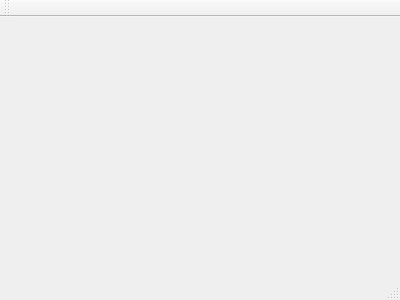
Before: the Qt Designer form src/Launcher/openGMP.ui in ErrorFlexXx/OpenGMP, drawn with Qt 5.
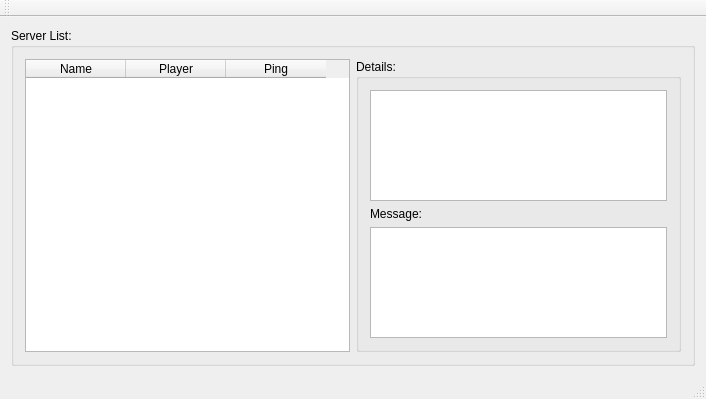
After: the same form once the commit is applied.

Commit message: Added shared server object. Added library for simple http/https client&server.

Diff of the .ui file:
```diff
--- a/src/Launcher/openGMP.ui
+++ b/src/Launcher/openGMP.ui
@@ -1,24 +1,96 @@
 <ui version="4.0">
  <class>OpenGMP</class>
- <widget class="QMainWindow" name="OpenGMP" >
-  <property name="geometry" >
+ <widget class="QMainWindow" name="OpenGMP">
+  <property name="geometry">
    <rect>
     <x>0</x>
     <y>0</y>
-    <width>400</width>
-    <height>300</height>
+    <width>706</width>
+    <height>399</height>
    </rect>
   </property>
   <property name="windowTitle" >
    <string>OpenGMP</string>
   </property>
-  <widget class="QMenuBar" name="menuBar" />
-  <widget class="QToolBar" name="mainToolBar" />
-  <widget class="QWidget" name="centralWidget" />
-  <widget class="QStatusBar" name="statusBar" />
+  <widget class="QWidget" name="centralWidget">
+   <layout class="QVBoxLayout" name="verticalLayout_2">
+    <item>
+     <widget class="QGroupBox" name="gbxServerList">
+      <property name="title">
+       <string>Server List:</string>
+      </property>
+      <layout class="QHBoxLayout" name="horizontalLayout">
+       <item>
+        <widget class="QTableWidget" name="tableWidget">
+         <column>
+          <property name="text">
+           <string>Name</string>
+          </property>
+         </column>
+         <column>
+          <property name="text">
+           <string>Player</string>
+          </property>
+         </column>
+         <column>
+          <property name="text">
+           <string>Ping</string>
+          </property>
+         </column>
+        </widget>
+       </item>
+       <item>
+        <widget class="QGroupBox" name="gbxDetails">
+         <property name="title">
+          <string>Details:</string>
+         </property>
+         <layout class="QVBoxLayout" name="verticalLayout">
+          <item>
+           <widget class="QGraphicsView" name="gvBanner"/>
+          </item>
+          <item>
+           <widget class="QLabel" name="lblMessage">
+            <property name="text">
+             <string>Message:</string>
+            </property>
+           </widget>
+          </item>
+          <item>
+           <widget class="QTextEdit" name="txtMotd">
+            <property name="readOnly">
+             <bool>true</bool>
+            </property>
+           </widget>
+          </item>
+         </layout>
+        </widget>
+       </item>
+      </layout>
+     </widget>
+    </item>
+   </layout>
+  </widget>
+  <widget class="QMenuBar" name="menuBar">
+   <property name="geometry">
+    <rect>
+     <x>0</x>
+     <y>0</y>
+     <width>706</width>
+     <height>22</height>
+    </rect>
+   </property>
+  </widget>
+  <widget class="QToolBar" name="mainToolBar">
+   <attribute name="toolBarArea">
+    <enum>TopToolBarArea</enum>
+   </attribute>
+   <attribute name="toolBarBreak">
+    <bool>false</bool>
+   </attribute>
+  </widget>
+  <widget class="QStatusBar" name="statusBar"/>
  </widget>
- <layoutDefault spacing="6" margin="11" />
- <pixmapfunction></pixmapfunction>
+ <layoutdefault spacing="6" margin="11"/>
  <resources/>
  <connections/>
 </ui>
```
Left out of the diff: 3 changed lines with no effect on the pictures. The commit also changes 5 other files.
